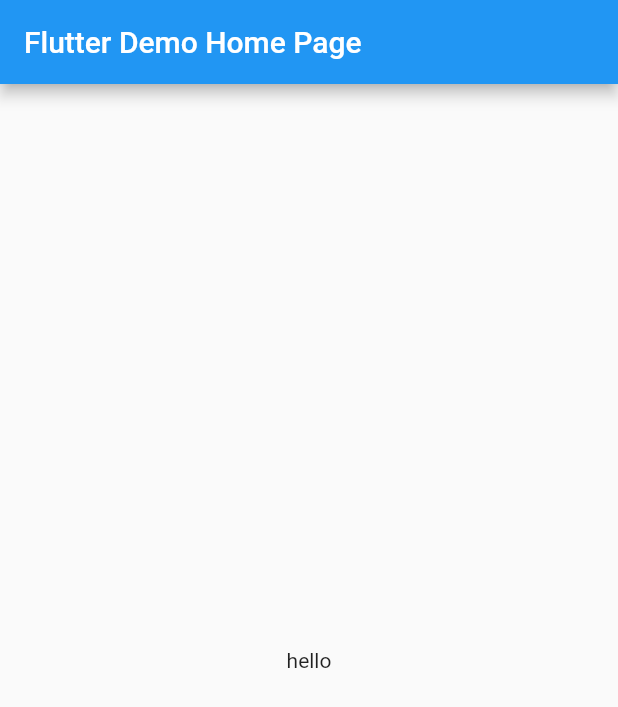
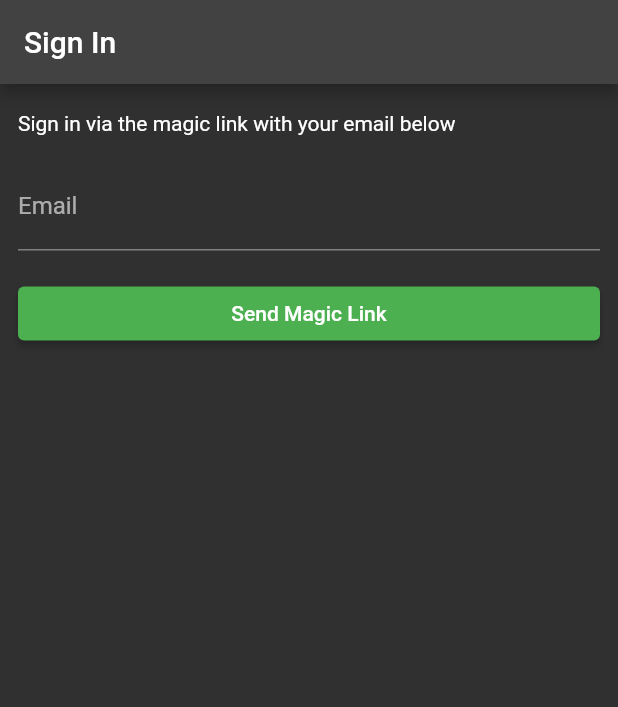
Before and after one commit to ShoshinOleg/supabase_users, a Flutter app: the screen it shows after launch, on a phone screen of 412 x 824 dp. Shown: the top 707 px of the screen. Run offline on Flutter 3.47's test engine with Material 2 defaults, Android fonts, the phone set to English and light mode, and no system bars; our stand-ins replace supabase_flutter; accounts and stored records are empty.

Commit message:
supabase log in / sign in

```diff
--- a/lib/main.dart
+++ b/lib/main.dart
@@ -1,48 +1,44 @@
 import 'package:flutter/material.dart';
+import 'package:supabase_flutter/supabase_flutter.dart';
+import 'package:supabase_users/pages/account-page.dart';
+import 'package:supabase_users/pages/login-page.dart';
+import 'package:supabase_users/pages/splash-page.dart';
 
-void main() {
-  runApp(const MyApp());
+Future<void> main() async {
+  WidgetsFlutterBinding.ensureInitialized();
+
+  await Supabase.initialize(
+    url: 'https://rdniotybexbptukbjpji.supabase.co',
+    anonKey: 'eyJhbGciOiJIUzI1NiIsInR5cCI6IkpXVCJ9.eyJpc3MiOiJzdXBhYmFzZSIsInJlZiI6InJkbmlvdHliZXhicHR1a2JqcGppIiwicm9sZSI6ImFub24iLCJpYXQiOjE2Nzc5MjQ5NTIsImV4cCI6MTk5MzUwMDk1Mn0.Y9H_YCZoTBPLfNKwuiatSuWbFv_GdCtilfZbw2PHHMY',
+  );
+  runApp(MyApp());
 }
 
 class MyApp extends StatelessWidget {
-  const MyApp({super.key});
-
   @override
   Widget build(BuildContext context) {
     return MaterialApp(
-      title: 'Flutter Demo',
-      debugShowCheckedModeBanner: false,
-      theme: ThemeData(
-        primarySwatch: Colors.blue,
+      title: 'Supabase Flutter',
+      theme: ThemeData.dark().copyWith(
+        primaryColor: Colors.green,
+        textButtonTheme: TextButtonThemeData(
+          style: TextButton.styleFrom(
+            foregroundColor: Colors.green,
+          ),
+        ),
+        elevatedButtonTheme: ElevatedButtonThemeData(
+          style: ElevatedButton.styleFrom(
+            foregroundColor: Colors.white,
+            backgroundColor: Colors.green,
+          ),
+        ),
       ),
-      home: const MyHomePage(title: 'Flutter Demo Home Page'),
+      initialRoute: '/',
+      routes: <String, WidgetBuilder>{
+        '/': (_) => const SplashPage(),
+        '/login': (_) => const LoginPage(),
+        '/account': (_) => const AccountPage(),
+      },
     );
   }
 }
-
-class MyHomePage extends StatefulWidget {
-  const MyHomePage({super.key, required this.title});
-
-  final String title;
-
-  @override
-  State<MyHomePage> createState() => _MyHomePageState();
-}
-
-class _MyHomePageState extends State<MyHomePage> {
-
-  @override
-  Widget build(BuildContext context) {
-    return Scaffold(
-      appBar: AppBar(
-
-        title: Text(widget.title),
-      ),
-      body: const Center(
-        child: Text(
-          'hello',
-        ),
-      ),
-    );
-  }
-}
--- /dev/null
+++ b/lib/pages/login-page.dart
@@ -0,0 +1,90 @@
+import 'dart:async';
+
+import 'package:flutter/foundation.dart';
+import 'package:flutter/material.dart';
+import 'package:supabase_flutter/supabase_flutter.dart';
+import '../constants.dart';
+
+
+class LoginPage extends StatefulWidget {
+  const LoginPage({super.key});
+
+  @override
+  _LoginPageState createState() => _LoginPageState();
+}
+
+class _LoginPageState extends State<LoginPage> {
+  bool _isLoading = false;
+  bool _redirecting = false;
+  late final TextEditingController _emailController;
+  late final StreamSubscription<AuthState> _authStateSubscription;
+
+  Future<void> _signIn() async {
+    setState(() {
+      _isLoading = true;
+    });
+    try {
+      await supabase.auth.signInWithOtp(
+        email: _emailController.text,
+        emailRedirectTo:
+        kIsWeb ? null : 'com.usersflutter://login-callback/',
+      );
+      if (mounted) {
+        context.showSnackBar(message: 'Check your email for login link!');
+        _emailController.clear();
+      }
+    } on AuthException catch (error) {
+      context.showErrorSnackBar(message: error.message);
+    } catch (error) {
+      context.showErrorSnackBar(message: 'Unexpected error occurred');
+    }
+
+    setState(() {
+      _isLoading = false;
+    });
+  }
+
+  @override
+  void initState() {
+    _emailController = TextEditingController();
+    _authStateSubscription = supabase.auth.onAuthStateChange.listen((data) {
+      if (_redirecting) return;
+      final session = data.session;
+      if (session != null) {
+        _redirecting = true;
+        Navigator.of(context).pushReplacementNamed('/account');
+      }
+    });
+    super.initState();
+  }
+
+  @override
+  void dispose() {
+    _emailController.dispose();
+    _authStateSubscription.cancel();
+    super.dispose();
+  }
+
+  @override
+  Widget build(BuildContext context) {
+    return Scaffold(
+      appBar: AppBar(title: const Text('Sign In')),
+      body: ListView(
+        padding: const EdgeInsets.symmetric(vertical: 18, horizontal: 12),
+        children: [
+          const Text('Sign in via the magic link with your email below'),
+          const SizedBox(height: 18),
+          TextFormField(
+            controller: _emailController,
+            decoration: const InputDecoration(labelText: 'Email'),
+          ),
+          const SizedBox(height: 18),
+          ElevatedButton(
+            onPressed: _isLoading ? null : _signIn,
+            child: Text(_isLoading ? 'Loading' : 'Send Magic Link'),
+          ),
+        ],
+      ),
+    );
+  }
+}
--- a/pubspec.yaml
+++ b/pubspec.yaml
@@ -30,7 +30,7 @@
 dependencies:
   flutter:
     sdk: flutter
-
+  supabase_flutter: ^1.4.1
 
   # The following adds the Cupertino Icons font to your application.
   # Use with the CupertinoIcons class for iOS style icons.
```
Also changed, not shown: lib/constants.dart (added, +20 -0 lines), lib/pages/account-page.dart (added, +128 -0 lines), lib/pages/splash-page.dart (added, +40 -0 lines), pubspec.lock, 14 other files.
